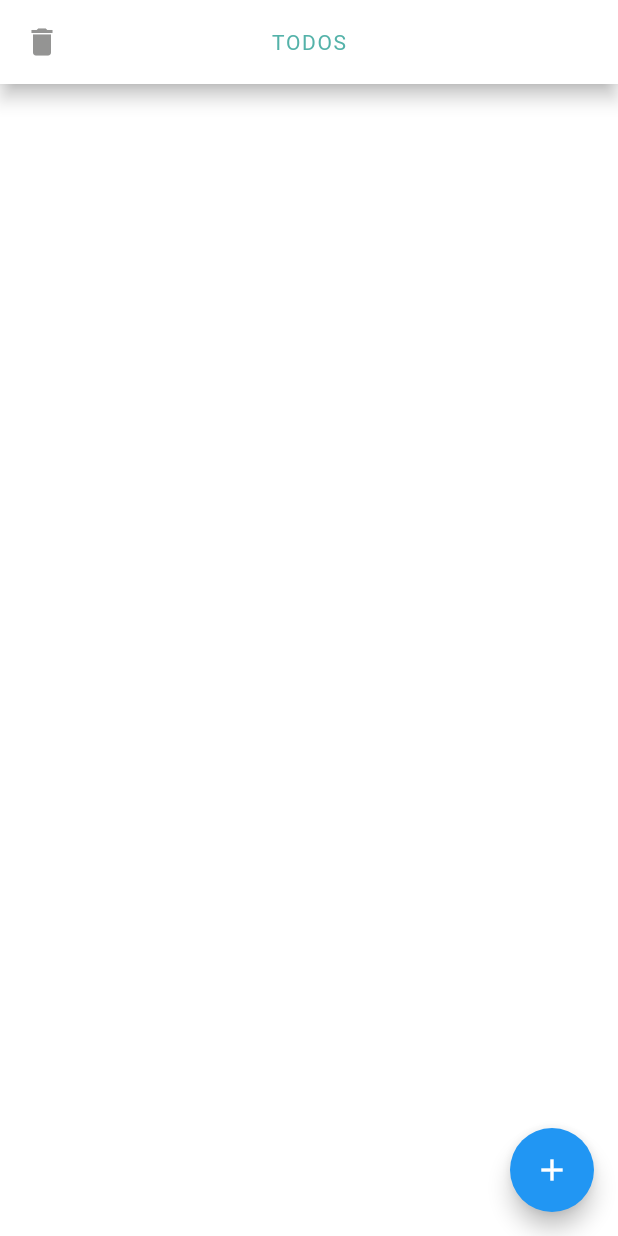
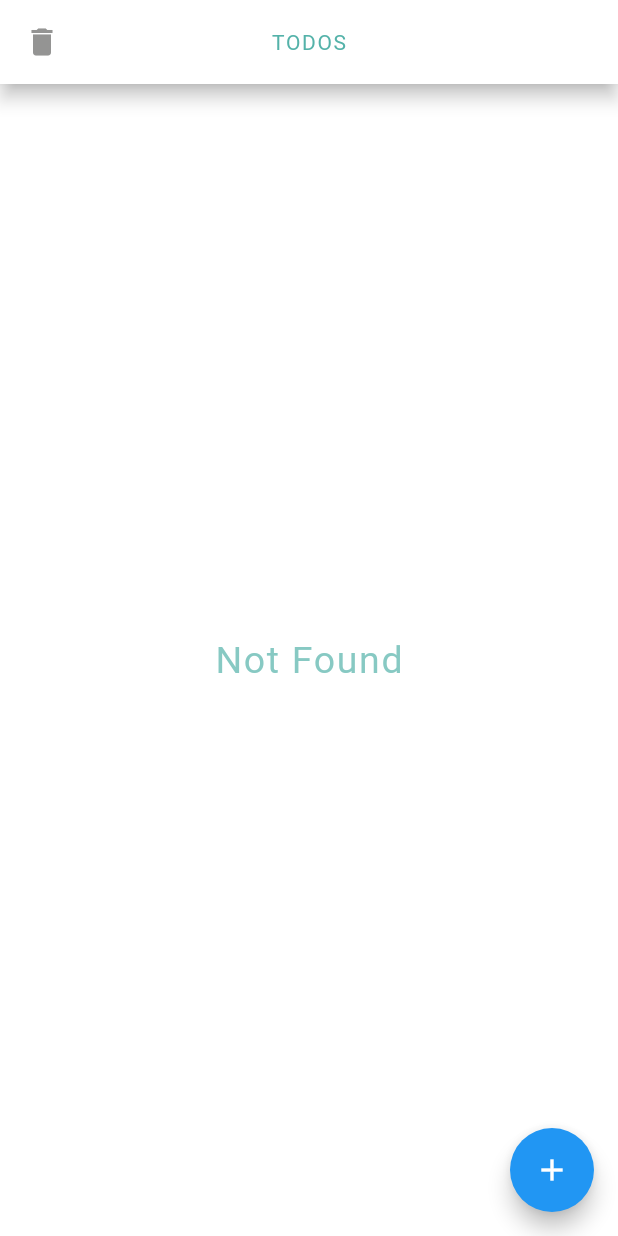
Before and after one commit to m-abdulmonem/todos, a Flutter app: the screen it shows after launch, on a phone screen of 412 x 824 dp. Run offline on Flutter 3.47's test engine with Material 2 defaults, Android fonts, the phone set to English and light mode, and no system bars; our stand-ins replace flutter_slidable, get, get_storage, sqflite; accounts and stored records are empty; Roboto replaces fonts that are missing (SF Pro Display).

Commit message:
some fix

```diff
--- a/lib/futures/home/presentations/manager/home_controller.dart
+++ b/lib/futures/home/presentations/manager/home_controller.dart
@@ -73,5 +73,6 @@ class HomeController extends GetxController {
     loadTasks();
 
     Get.back();
+
   }
 }
--- a/lib/futures/home/presentations/widgets/body.dart
+++ b/lib/futures/home/presentations/widgets/body.dart
@@ -3,6 +3,7 @@ import 'package:get/get.dart';
 import '/futures/home/presentations/widgets/task_item.dart';
 import '../../domain/models/task_item_model.dart';
 import '../manager/home_controller.dart';
+import 'not_found.dart';
 
 class Body extends StatefulWidget {
   const Body({Key? key}) : super(key: key);
@@ -16,11 +17,14 @@ class _BodyState extends State<Body> {
 
   @override
   Widget build(BuildContext context) {
-    return GetBuilder<HomeController>(
-        builder: (controller) => RefreshIndicator(
+    return GetBuilder<HomeController>(builder: (controller) {
+      return controller.tasks.isNotEmpty
+          ? RefreshIndicator(
               onRefresh: () => _onRefresh(controller),
               child: _lisView(controller),
-            ));
+            )
+          : const NotFound();
+    });
   }
 
   Widget _lisView(controller) => ListView.builder(
--- /dev/null
+++ b/lib/futures/home/presentations/widgets/not_found.dart
@@ -0,0 +1,14 @@
+import 'package:flutter/material.dart';
+import '/core/services/custom_widgets.dart';
+
+class NotFound extends StatelessWidget {
+  const NotFound({Key? key}) : super(key: key);
+
+  @override
+  Widget build(BuildContext context) {
+    return Center(
+      child: CustomText("Not Found",
+          fontSize: 25, color: colorPrimary.withOpacity(.7)),
+    );
+  }
+}
```
